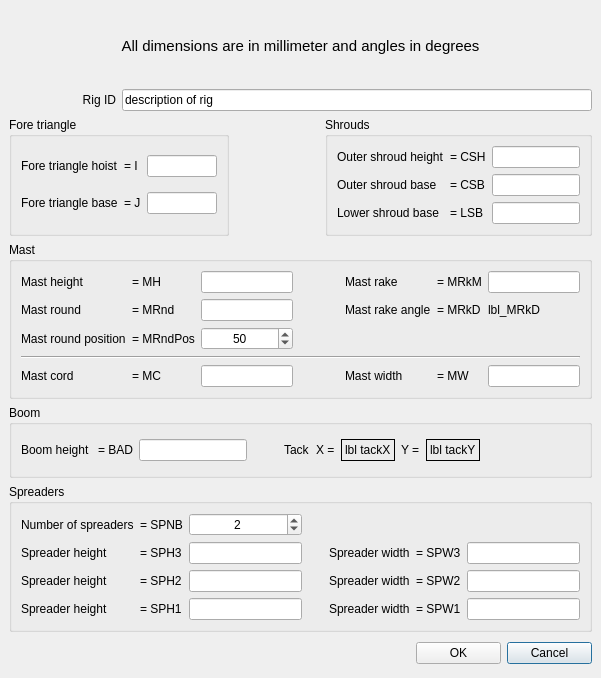
Before: the Qt Designer form src/formrigdefbase.ui in sailcut/sailcut, drawn with Qt 5.
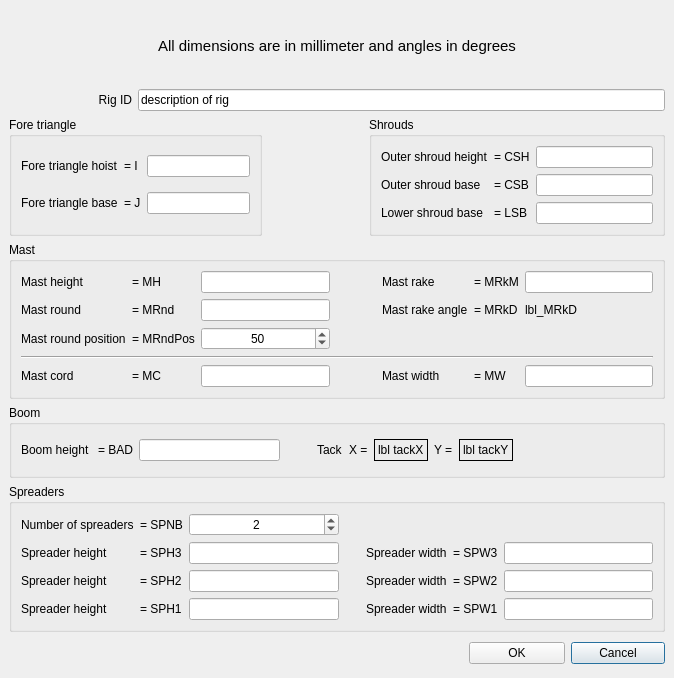
After: the same form once the commit is applied.

Commit message: trying textChanged()... no good

```diff
--- a/src/formrigdefbase.ui
+++ b/src/formrigdefbase.ui
@@ -6,7 +6,7 @@
    <rect>
     <x>0</x>
     <y>0</y>
-    <width>592</width>
+    <width>674</width>
     <height>678</height>
    </rect>
   </property>
```
Left out of the diff: 24 changed lines with no effect on the pictures. The commit also changes 2 other files.
